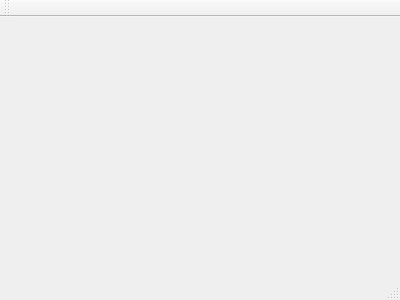
This is desktop/notes/loginwindow.ui in pyprism/Hiren-Notes-Desktop-Client as Qt 5 draws it before an edit. The edited form follows.
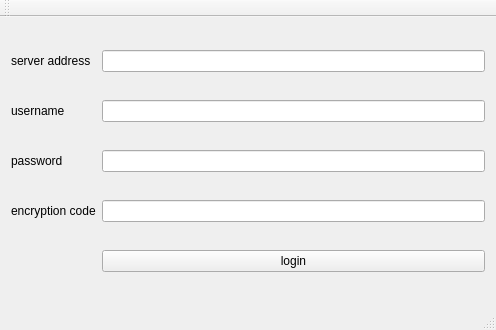
This is the edited form.

Commit message: added login form

```diff
--- a/desktop/notes/loginwindow.ui
+++ b/desktop/notes/loginwindow.ui
@@ -1,24 +1,89 @@
 <ui version="4.0">
  <class>LoginWindow</class>
- <widget class="QMainWindow" name="LoginWindow" >
-  <property name="geometry" >
+ <widget class="QMainWindow" name="LoginWindow">
+  <property name="geometry">
    <rect>
     <x>0</x>
     <y>0</y>
-    <width>400</width>
-    <height>300</height>
+    <width>496</width>
+    <height>330</height>
    </rect>
   </property>
   <property name="windowTitle" >
    <string>LoginWindow</string>
   </property>
-  <widget class="QMenuBar" name="menuBar" />
-  <widget class="QToolBar" name="mainToolBar" />
-  <widget class="QWidget" name="centralWidget" />
-  <widget class="QStatusBar" name="statusBar" />
+  <widget class="QWidget" name="centralWidget">
+   <layout class="QGridLayout" name="gridLayout">
+    <item row="3" column="1">
+     <widget class="QLineEdit" name="encrytion_lineEdit"/>
+    </item>
+    <item row="2" column="1">
+     <widget class="QLineEdit" name="password_lineEdit"/>
+    </item>
+    <item row="0" column="0">
+     <widget class="QLabel" name="label">
+      <property name="text">
+       <string>server address</string>
+      </property>
+     </widget>
+    </item>
+    <item row="3" column="0">
+     <widget class="QLabel" name="label_4">
+      <property name="text">
+       <string>encryption code</string>
+      </property>
+     </widget>
+    </item>
+    <item row="1" column="0">
+     <widget class="QLabel" name="label_2">
+      <property name="text">
+       <string>username</string>
+      </property>
+     </widget>
+    </item>
+    <item row="1" column="1">
+     <widget class="QLineEdit" name="username_lineEdit"/>
+    </item>
+    <item row="2" column="0">
+     <widget class="QLabel" name="label_3">
+      <property name="text">
+       <string>password</string>
+      </property>
+     </widget>
+    </item>
+    <item row="0" column="1">
+     <widget class="QLineEdit" name="server_lineEdit"/>
+    </item>
+    <item row="4" column="1">
+     <widget class="QPushButton" name="login_pushButton">
+      <property name="text">
+       <string>login</string>
+      </property>
+     </widget>
+    </item>
+   </layout>
+  </widget>
+  <widget class="QMenuBar" name="menuBar">
+   <property name="geometry">
+    <rect>
+     <x>0</x>
+     <y>0</y>
+     <width>496</width>
+     <height>22</height>
+    </rect>
+   </property>
+  </widget>
+  <widget class="QToolBar" name="mainToolBar">
+   <attribute name="toolBarArea">
+    <enum>TopToolBarArea</enum>
+   </attribute>
+   <attribute name="toolBarBreak">
+    <bool>false</bool>
+   </attribute>
+  </widget>
+  <widget class="QStatusBar" name="statusBar"/>
  </widget>
- <layoutDefault spacing="6" margin="11" />
- <pixmapfunction></pixmapfunction>
+ <layoutdefault spacing="6" margin="11"/>
  <resources/>
  <connections/>
 </ui>
```
Left out of the diff: 3 changed lines with no effect on the pictures.
